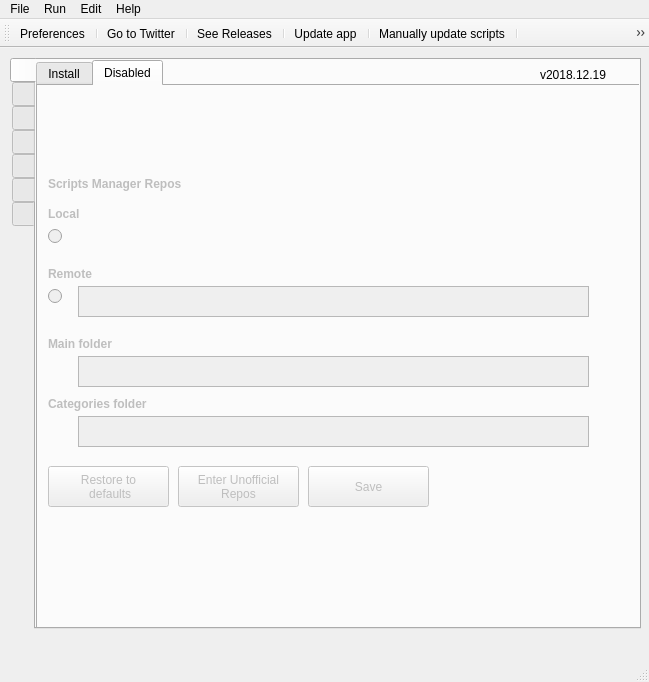
Old version of the form src/mainwindow.ui in the repository adgellida/ubunsys.
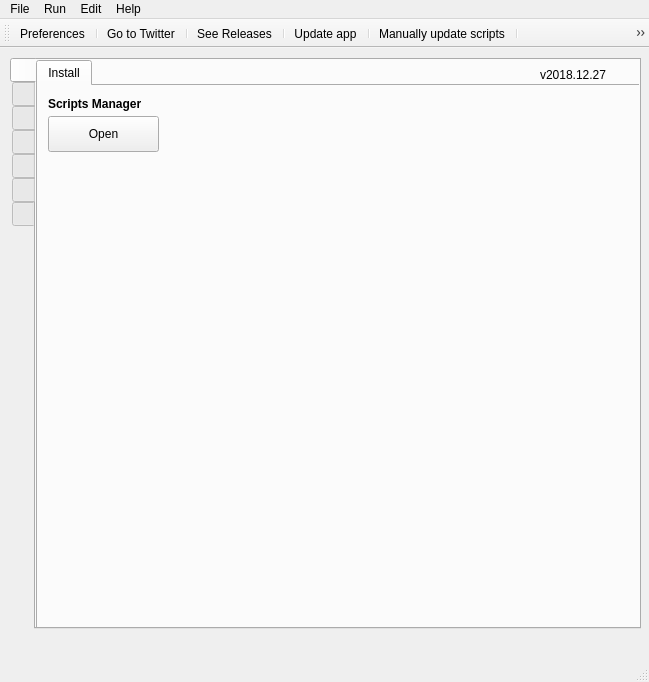
New version of the form. The open tabs and pages were chosen to show the change. Icons and pictures are not drawn.

Diff of the .ui file:
```diff
--- a/src/mainwindow.ui
+++ b/src/mainwindow.ui
@@ -141,287 +141,6 @@
         </property>
        </widget>
       </widget>
-      <widget class="QWidget" name="tab_12">
-       <attribute name="title">
-        <string>Disabled</string>
-       </attribute>
-       <widget class="QLabel" name="label_57">
-        <property name="enabled">
-         <bool>false</bool>
-        </property>
-        <property name="geometry">
-         <rect>
-          <x>10</x>
-          <y>180</y>
-          <width>191</width>
-          <height>16</height>
-         </rect>
-        </property>
-        <property name="font">
-         <font>
-          <weight>75</weight>
-          <bold>true</bold>
-         </font>
-        </property>
-        <property name="text">
-         <string>Remote</string>
-        </property>
-       </widget>
-       <widget class="QLabel" name="label_62">
-        <property name="enabled">
-         <bool>false</bool>
-        </property>
-        <property name="geometry">
-         <rect>
-          <x>10</x>
-          <y>310</y>
-          <width>231</width>
-          <height>16</height>
-         </rect>
-        </property>
-        <property name="font">
-         <font>
-          <weight>75</weight>
-          <bold>true</bold>
-         </font>
-        </property>
-        <property name="text">
-         <string>Categories folder</string>
-        </property>
-       </widget>
-       <widget class="QPushButton" name="restoreToDefaultsButton">
-        <property name="enabled">
-         <bool>false</bool>
-        </property>
-        <property name="geometry">
-         <rect>
-          <x>10</x>
-          <y>380</y>
-          <width>121</width>
-          <height>41</height>
-         </rect>
-        </property>
-        <property name="whatsThis">
-         <string/>
-        </property>
-        <property name="text">
-         <string>Restore to
- defaults</string>
-        </property>
-        <property name="iconSize">
-         <size>
-          <width>30</width>
-          <height>30</height>
-         </size>
-        </property>
-        <property name="shortcut">
-         <string/>
-        </property>
-        <property name="checkable">
-         <bool>false</bool>
-        </property>
-       </widget>
-       <widget class="QTextEdit" name="lineRepoMain">
-        <property name="enabled">
-         <bool>false</bool>
-        </property>
-        <property name="geometry">
-         <rect>
-          <x>40</x>
-          <y>270</y>
-          <width>511</width>
-          <height>31</height>
-         </rect>
-        </property>
-       </widget>
-       <widget class="QLabel" name="label_56">
-        <property name="enabled">
-         <bool>false</bool>
-        </property>
-        <property name="geometry">
-         <rect>
-          <x>10</x>
-          <y>120</y>
-          <width>141</width>
-          <height>16</height>
-         </rect>
-        </property>
-        <property name="font">
-         <font>
-          <weight>75</weight>
-          <bold>true</bold>
-         </font>
-        </property>
-        <property name="text">
-         <string>Local</string>
-        </property>
-       </widget>
-       <widget class="QPushButton" name="enterUnofficialReposButton">
-        <property name="enabled">
-         <bool>false</bool>
-        </property>
-        <property name="geometry">
-         <rect>
-          <x>140</x>
-          <y>380</y>
-          <width>121</width>
-          <height>41</height>
-         </rect>
-        </property>
-        <property name="whatsThis">
-         <string/>
-        </property>
-        <property name="text">
-         <string>Enter Unofficial
-Repos</string>
-        </property>
-        <property name="iconSize">
-         <size>
-          <width>30</width>
-          <height>30</height>
-         </size>
-        </property>
-        <property name="shortcut">
-         <string/>
-        </property>
-        <property name="checkable">
-         <bool>false</bool>
-        </property>
-       </widget>
-       <widget class="QPushButton" name="saveReposButton">
-        <property name="enabled">
-         <bool>false</bool>
-        </property>
-        <property name="geometry">
-         <rect>
-          <x>270</x>
-          <y>380</y>
-          <width>121</width>
-          <height>41</height>
-         </rect>
-        </property>
-        <property name="whatsThis">
-         <string/>
-        </property>
-        <property name="text">
-         <string>Save</string>
-        </property>
-        <property name="iconSize">
-         <size>
-          <width>30</width>
-          <height>30</height>
-         </size>
-        </property>
-        <property name="shortcut">
-         <string/>
-        </property>
-        <property name="checkable">
-         <bool>false</bool>
-        </property>
-       </widget>
-       <widget class="QTextEdit" name="lineRepoCat">
-        <property name="enabled">
-         <bool>false</bool>
-        </property>
-        <property name="geometry">
-         <rect>
-          <x>40</x>
-          <y>330</y>
-          <width>511</width>
-          <height>31</height>
-         </rect>
-        </property>
-       </widget>
-       <widget class="QLabel" name="label_55">
-        <property name="enabled">
-         <bool>false</bool>
-        </property>
-        <property name="geometry">
-         <rect>
-          <x>10</x>
-          <y>90</y>
-          <width>221</width>
-          <height>16</height>
-         </rect>
-        </property>
-        <property name="font">
-         <font>
-          <weight>75</weight>
-          <bold>true</bold>
-         </font>
-        </property>
-        <property name="text">
-         <string>Scripts Manager Repos</string>
-        </property>
-       </widget>
-       <widget class="QRadioButton" name="localRepoButton">
-        <property name="enabled">
-         <bool>false</bool>
-        </property>
-        <property name="geometry">
-         <rect>
-          <x>10</x>
-          <y>140</y>
-          <width>21</width>
-          <height>21</height>
-         </rect>
-        </property>
-        <property name="text">
-         <string/>
-        </property>
-       </widget>
-       <widget class="QRadioButton" name="remoteRepoButton">
-        <property name="enabled">
-         <bool>false</bool>
-        </property>
-        <property name="geometry">
-         <rect>
-          <x>10</x>
-          <y>200</y>
-          <width>21</width>
-          <height>21</height>
-         </rect>
-        </property>
-        <property name="text">
-         <string/>
-        </property>
-       </widget>
-       <widget class="QTextEdit" name="lineRemoteRepo">
-        <property name="enabled">
-         <bool>false</bool>
-        </property>
-        <property name="geometry">
-         <rect>
-          <x>40</x>
-          <y>200</y>
-          <width>511</width>
-          <height>31</height>
-         </rect>
-        </property>
-       </widget>
-       <widget class="QLabel" name="label_58">
-        <property name="enabled">
-         <bool>false</bool>
-        </property>
-        <property name="geometry">
-         <rect>
-          <x>10</x>
-          <y>250</y>
-          <width>211</width>
-          <height>16</height>
-         </rect>
-        </property>
-        <property name="font">
-         <font>
-          <weight>75</weight>
-          <bold>true</bold>
-         </font>
-        </property>
-        <property name="text">
-         <string>Main folder</string>
-        </property>
-       </widget>
-      </widget>
      </widget>
     </widget>
     <widget class="QWidget" name="tab_16">
@@ -4566,7 +4285,7 @@
      </rect>
     </property>
     <property name="text">
-     <string>v2018.12.19</string>
+     <string>v2018.12.27</string>
     </property>
    </widget>
   </widget>
```
Left out of the diff: 101 changed lines with no effect on the pictures.
